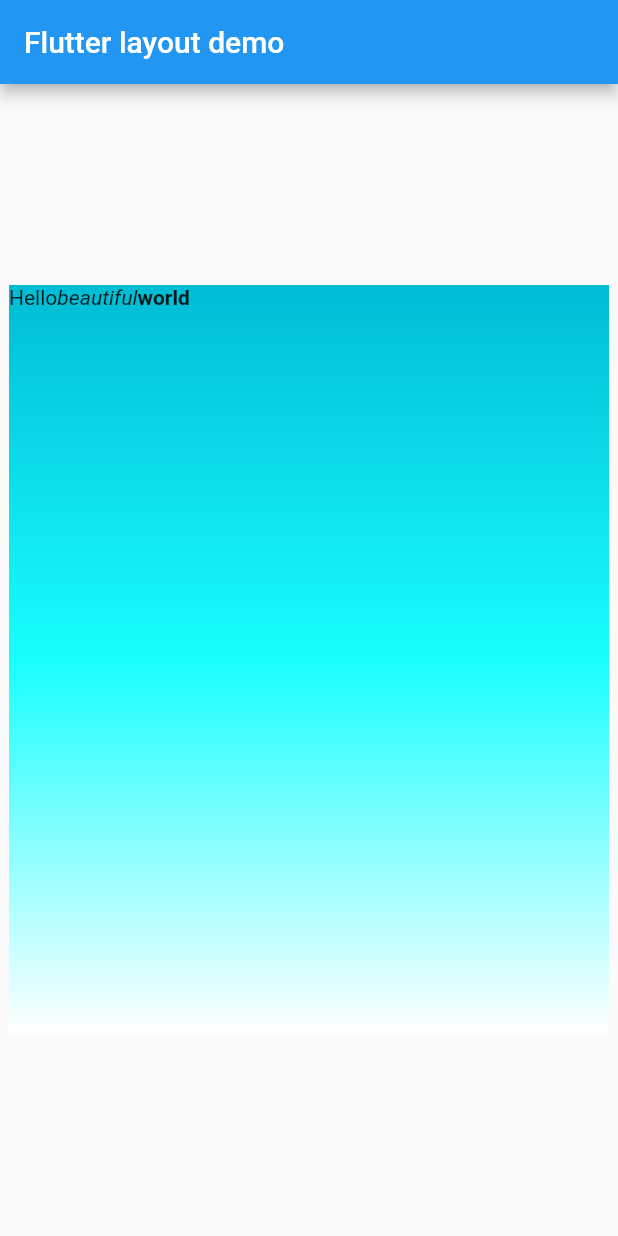
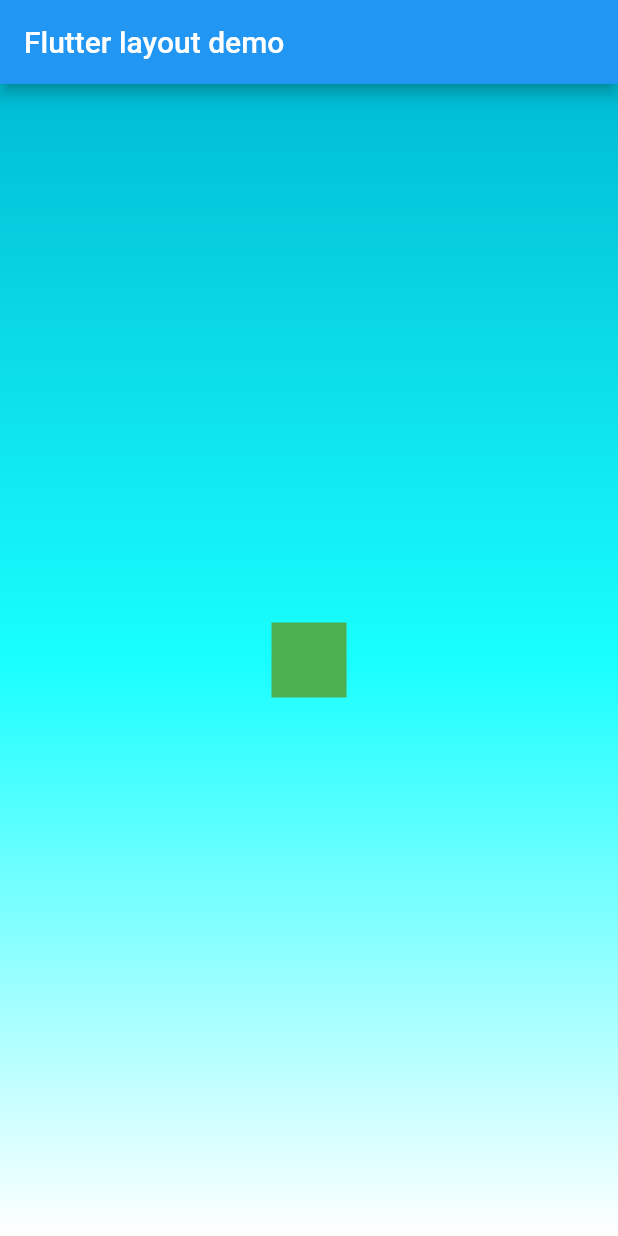
Before and after one commit to Naruse-Kazuki/my_app, a Flutter app: the screen it shows after launch, on a phone screen of 412 x 824 dp. Run offline on Flutter 3.47's test engine with Material 2 defaults, Android fonts, the phone set to English and light mode, and no system bars.

Commit message:
Container

```diff
--- a/lib/main.dart
+++ b/lib/main.dart
@@ -14,8 +14,7 @@ class MyApp extends StatelessWidget {
         ),
         body: Center(
           child: Container(
-            width: 400,
-            height: 500,
+            alignment: Alignment.center,
             decoration: BoxDecoration(
               gradient: LinearGradient(
                 begin: Alignment.topCenter,
@@ -27,21 +26,12 @@ class MyApp extends StatelessWidget {
                 ],
               ),
             ),
-            child: Column(
-              crossAxisAlignment: CrossAxisAlignment.start,
-              mainAxisSize: MainAxisSize.min,
-              children: <Widget>[
-                const Text.rich(
-                  TextSpan(
-                    text: "Hello",
-                    children: <TextSpan>[
-                      TextSpan(text: "beautiful", style: TextStyle(fontStyle: FontStyle.italic)),
-                      TextSpan(text: "world", style: TextStyle(fontWeight: FontWeight.bold)),
-                    ],
-                  ),
-                )
-              ],
-            )
+            child: Container(
+              margin: const EdgeInsets.all(10.0),
+              color: Colors.green,
+              width: 50.0,
+              height: 50.0,
+            ),
           ),
 //          Column(
 //            mainAxisAlignment: MainAxisAlignment.spaceEvenly,
```
